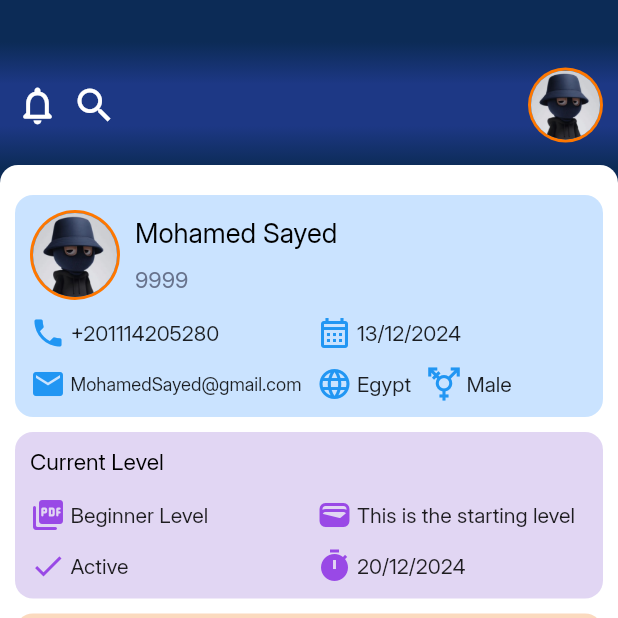
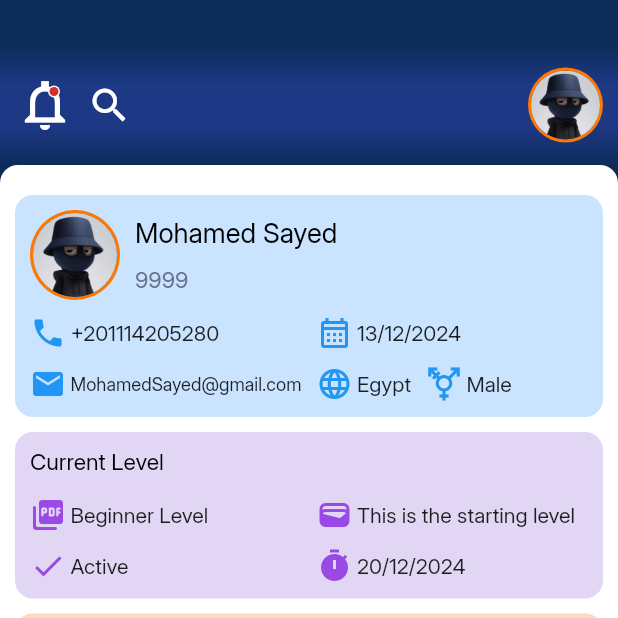
Before and after one commit to MohamedSayedBayoumy/monglish, a Flutter app: the BottomNavigationBarScreen screen opened by its route, on a phone screen of 412 x 824 dp, the top half of it. Run offline on Flutter 3.47's test engine with Material 3 defaults, Android fonts, the phone set to English and light mode, and no system bars; our stand-ins replace animate_do, another_flushbar, dartz, device_preview, dio, flutter_rating_stars and 5 more; accounts and stored records are empty; network calls fail.

Commit message:
change icon ..

```diff
--- a/lib/feature/dashboard/widgets/dashbord_app_bar_widget.dart
+++ b/lib/feature/dashboard/widgets/dashbord_app_bar_widget.dart
@@ -20,10 +20,26 @@ class DashBordAppBarWidget extends StatelessWidget {
       child: Row(
         crossAxisAlignment: CrossAxisAlignment.center,
         children: [
-          const Icon(
-            Icons.notifications_none_rounded,
-            color: Colors.white,
-            size: 30.0,
+          Stack(
+            children: [
+              const Icon(
+                Icons.notifications_none_sharp,
+                color: Colors.white,
+                size: 40.0,
+              ),
+              Positioned(
+                top: 7.0,
+                right: 10.0,
+                child: CircleAvatar(
+                  radius: 4,
+                  backgroundColor: Colors.white,
+                  child: CircleAvatar(
+                    radius: 3,
+                    backgroundColor: Colors.red.shade700,
+                  ),
+                ),
+              )
+            ],
           ),
           const SizedBox(width: 8.0),
           const Icon(
```
